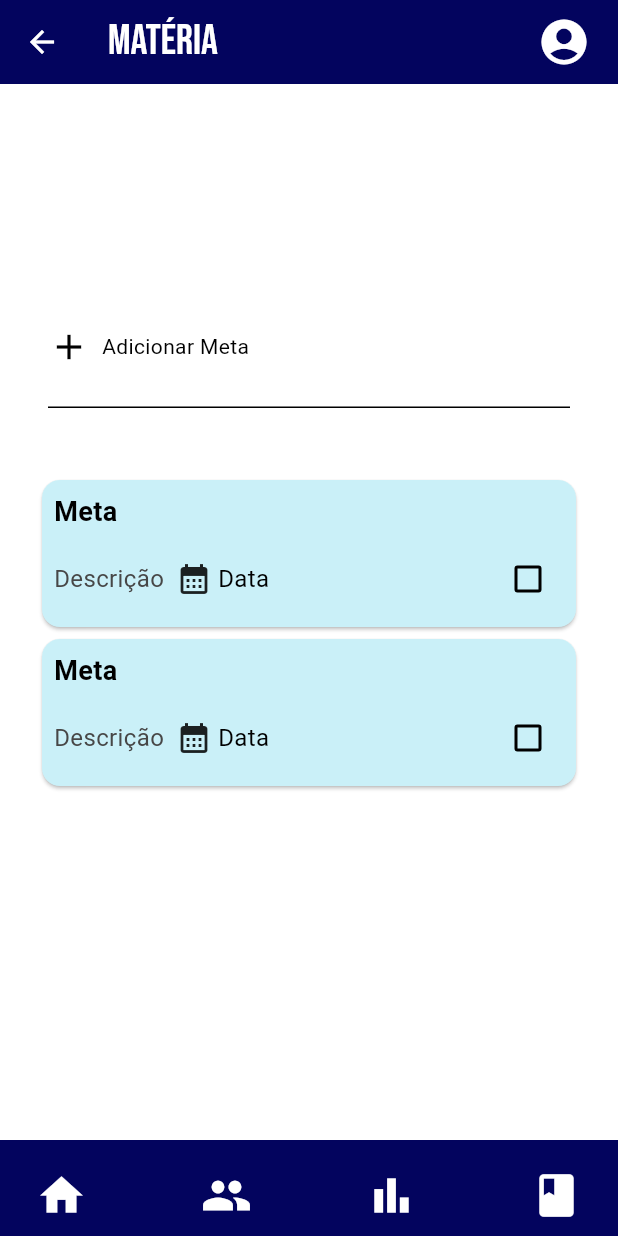
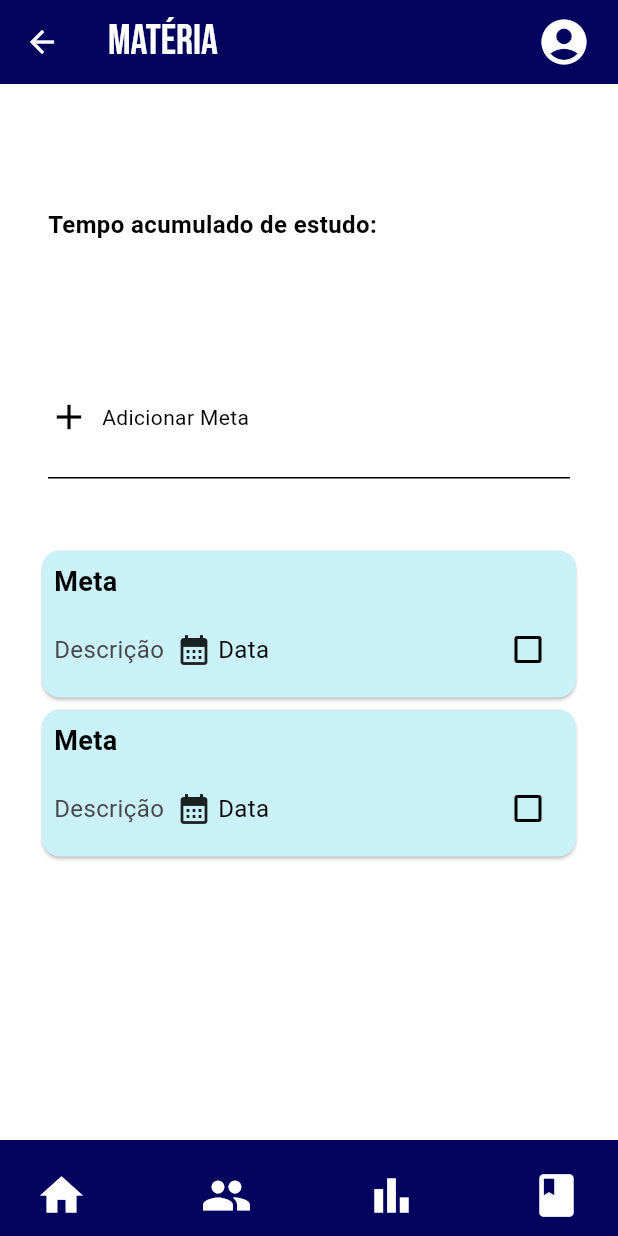
Before and after one commit to ElissonRochaa/MOBILE-25.1-Endeavor, a Flutter app: the MateriasDetailsScreen screen opened directly with empty values, on a phone screen of 412 x 824 dp. Run offline on Flutter 3.47's test engine with Material 3 defaults, Android fonts, the phone set to English and light mode, and no system bars; our stand-ins replace animated_splash_screen, carousel_slider, fl_chart, google_fonts, google_sign_in, lottie and 1 more.

```diff
--- a/lib/screens/materias/materias_details_screen.dart
+++ b/lib/screens/materias/materias_details_screen.dart
@@ -73,7 +73,17 @@ class _MateriasDetailsScreenState extends State<MateriasDetailsScreen> {
                     ),
                   ),
                 ),
-                const SizedBox(height: 12),
+                Padding(
+                  padding: const EdgeInsets.symmetric(horizontal: 32, vertical: 2),
+                  child: Text(
+                    'Tempo acumulado de estudo: ',
+                    style: TextStyle(
+                      fontSize: 16,
+                      fontWeight: FontWeight.bold,
+                    ),
+                  ),
+                ),
+                const SizedBox(height: 32),
                 Padding(
                   padding: const EdgeInsets.symmetric(horizontal: 32, vertical: 2),
                   child: Text(
--- a/lib/services/materia_service.dart
+++ b/lib/services/materia_service.dart
@@ -47,6 +47,7 @@ Future<Materia> getMateriaById(String id) async {
 Future<Materia> createMateria({
   required String nome,
   required String descricao,
+  int? usuarioId = 1,
 }) async {
   final response = await http.post(
     Uri.parse('$baseUrl/create'),
@@ -54,6 +55,7 @@ Future<Materia> createMateria({
     body: json.encode({
       'nome': nome,
       'descricao': descricao,
+      'usuarioId': usuarioId,
     }),
   );
 
--- a/lib/services/tempo_matria_service.dart
+++ b/lib/services/tempo_matria_service.dart
@@ -36,3 +36,13 @@ Future<bool> finalizarSessao(int tempoMateriaId) async {
   final response = await http.put(Uri.parse('$_baseUrl/finalizar/$tempoMateriaId'));
   return response.statusCode == 200;
 }
+
+Future<int> getTempoMateriaAcumulado(int tempoMateriaId) async {
+  final response = await http.get(Uri.parse('$_baseUrl/tempo-acumulado/$tempoMateriaId'));
+  if (response.statusCode == 200) {
+    final data = jsonDecode(response.body);
+    return data['tempoAcumulado'];
+  } else {
+    throw Exception('Erro ao obter tempo acumulado');
+  }
+}
```
Also changed, not shown: lib/widgets/materias/materia_item.dart (+1 -7 lines), 1 other file.
